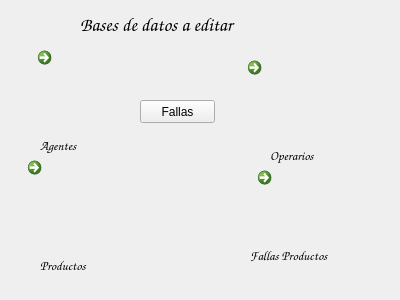
Qt form selecciondeeditores.ui (Matias2178/Sistema_Postventa) before a commit.
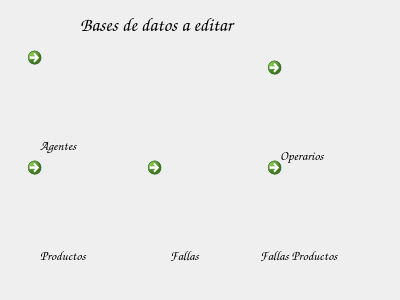
The same form after that commit. Icons and pictures are not drawn.

Commit message: Se elimino la pantalla de carga de fallas de la version anterior Se agregaron los botones en la pantalla de edicion de las bases de datos, para poder cargar las fallas Agregado de filtros en la pantalla donde se generan las fallas Se modifico el codigo para que la extencion de la garantia por fecha se pueda hacer con el sensor desconectado Ahora ademas del ID de la reparacion se ve el mombre del agente a la cual esta asociada mientras se esta realizando la carga de datos Muestra la cantidad de años, meses y dias que pasaron desde el momento de fabricacion.

```diff
--- a/selecciondeeditores.ui
+++ b/selecciondeeditores.ui
@@ -17,7 +17,7 @@
    <property name="geometry">
     <rect>
      <x>40</x>
-     <y>250</y>
+     <y>240</y>
      <width>61</width>
      <height>30</height>
     </rect>
@@ -37,7 +37,7 @@
   <widget class="QLabel" name="label_2">
    <property name="geometry">
     <rect>
-     <x>250</x>
+     <x>260</x>
      <y>240</y>
      <width>103</width>
      <height>30</height>
@@ -81,8 +81,8 @@
   <widget class="QCommandLinkButton" name="commandLinkButton">
    <property name="geometry">
     <rect>
-     <x>250</x>
-     <y>160</y>
+     <x>260</x>
+     <y>150</y>
      <width>100</width>
      <height>102</height>
     </rect>
@@ -146,7 +146,7 @@
   <widget class="QCommandLinkButton" name="commandLinkButton_3">
    <property name="geometry">
     <rect>
-     <x>30</x>
+     <x>20</x>
      <y>40</y>
      <width>91</width>
      <height>101</height>
@@ -169,7 +169,7 @@
   <widget class="QCommandLinkButton" name="commandLinkButton_4">
    <property name="geometry">
     <rect>
-     <x>240</x>
+     <x>260</x>
      <y>50</y>
      <width>91</width>
      <height>101</height>
@@ -192,7 +192,7 @@
   <widget class="QLabel" name="label_5">
    <property name="geometry">
     <rect>
-     <x>270</x>
+     <x>280</x>
      <y>140</y>
      <width>61</width>
      <height>30</height>
@@ -210,14 +210,45 @@
     <string>Operarios</string>
    </property>
   </widget>
-  <widget class="QPushButton" name="pushButton">
+  <widget class="QCommandLinkButton" name="Fallas">
    <property name="geometry">
     <rect>
      <x>140</x>
-     <y>100</y>
-     <width>75</width>
-     <height>23</height>
+     <y>150</y>
+     <width>101</width>
+     <height>91</height>
     </rect>
+   </property>
+   <property name="text">
+    <string/>
+   </property>
+   <property name="icon">
+    <iconset resource="PostVenta.qrc">
+     <normaloff>:/images/broken-monitor-icon.png</normaloff>:/images/broken-monitor-icon.png</iconset>
+   </property>
+   <property name="iconSize">
+    <size>
+     <width>80</width>
+     <height>80</height>
+    </size>
+   </property>
+  </widget>
+  <widget class="QLabel" name="label_6">
+   <property name="geometry">
+    <rect>
+     <x>170</x>
+     <y>240</y>
+     <width>41</width>
+     <height>30</height>
+    </rect>
+   </property>
+   <property name="font">
+    <font>
+     <family>Comic Sans MS</family>
+     <pointsize>10</pointsize>
+     <weight>75</weight>
+     <bold>true</bold>
+    </font>
    </property>
    <property name="text">
     <string>Fallas</string>
```
Left out of the diff: 8 changed lines with no effect on the pictures. The commit also changes 18 other files.
